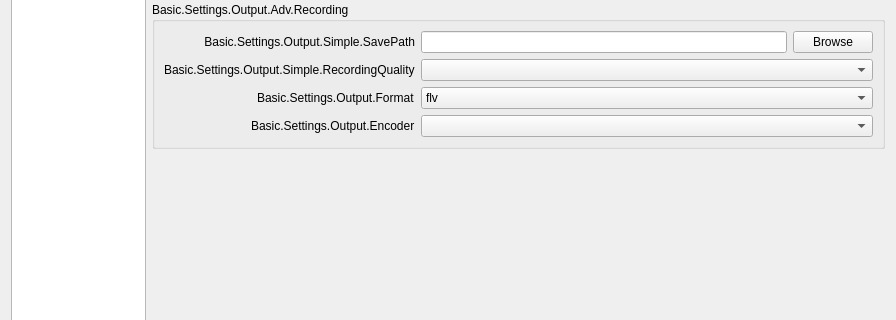
The window that obs/forms/OBSBasicSettings.ui (obsproject/obs-studio) describes before a commit, drawn with Qt 5; both pictures show x 0 to 896 and y 244 to 564 of the 896 by 667 pixel window.
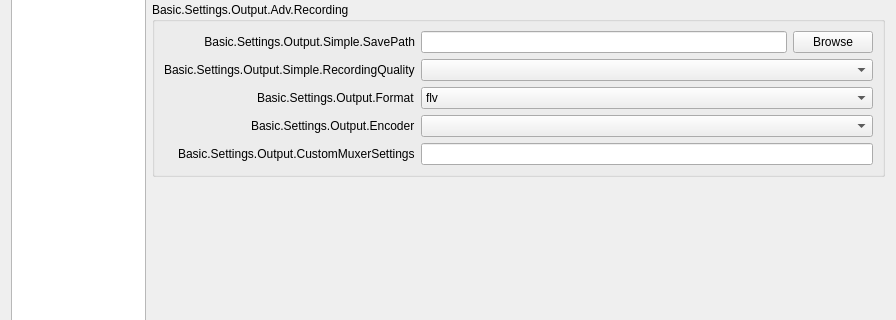
The same window after the commit. The open tabs and pages were chosen to show the change. Icons and pictures are not drawn.

Commit message: UI: Add custom muxer settings for ffmpeg-mux

Diff of the .ui file:
```diff
--- a/obs/forms/OBSBasicSettings.ui
+++ b/obs/forms/OBSBasicSettings.ui
@@ -667,6 +667,16 @@
                   </property>
                  </widget>
                 </item>
+                <item row="5" column="0">
+                 <widget class="QLabel" name="label_420">
+                  <property name="text">
+                   <string>Basic.Settings.Output.CustomMuxerSettings</string>
+                  </property>
+                 </widget>
+                </item>
+                <item row="5" column="1">
+                 <widget class="QLineEdit" name="simpleOutMuxCustom"/>
+                </item>
                </layout>
               </widget>
              </item>
```
Left out of the diff: 10 changed lines with no effect on the pictures. The commit also changes 3 other files.
